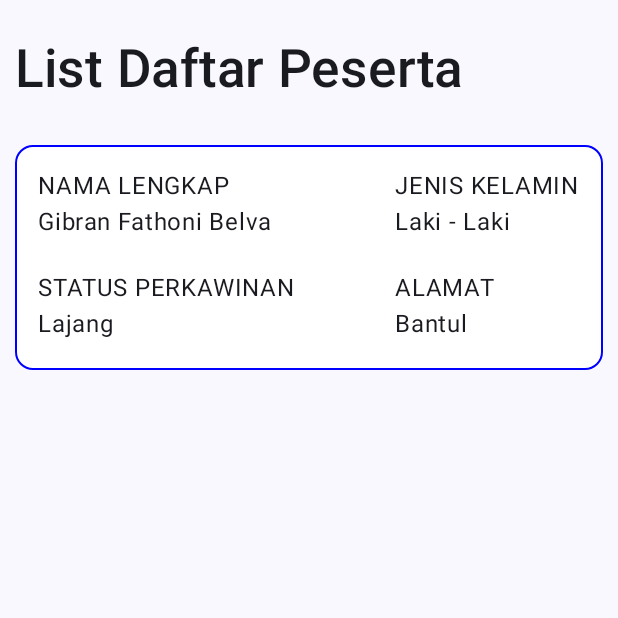
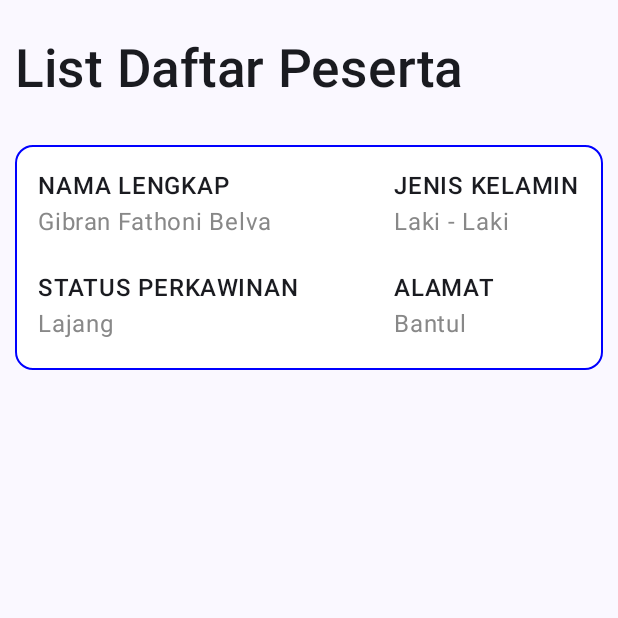
Before and after one commit to thekill022/QuestNavigasiTugas_174, an Android app built with Jetpack Compose: the screen it shows after launch (MainActivity), on a phone screen of 412 x 824 dp, the top half of it. Run offline under Robolectric (Android 15) with nearby library versions, the phone set to English and light mode, and no system bars.

Commit message:
sedikit revisi card untuk coloring font

```diff
--- a/app/src/main/java/com/example/myapplication/view/displaydata.kt
+++ b/app/src/main/java/com/example/myapplication/view/displaydata.kt
@@ -55,19 +55,19 @@ fun DisplayData(modifier : Modifier) {
                 horizontalArrangement = Arrangement.SpaceBetween
             ) {
                Column {
-                   Text(text = "NAMA LENGKAP")
-                   Text(text = "Gibran Fathoni Belva", modifier = Modifier.padding(bottom = 20.dp))
+                   Text(text = "NAMA LENGKAP", fontWeight = FontWeight.SemiBold)
+                   Text(text = "Gibran Fathoni Belva", modifier = Modifier.padding(bottom = 20.dp), color = Color.Gray)
 
-                   Text(text = "STATUS PERKAWINAN")
-                   Text(text = "Lajang")
+                   Text(text = "STATUS PERKAWINAN", fontWeight = FontWeight.SemiBold)
+                   Text(text = "Lajang", color = Color.Gray)
 
                }
                 Column {
-                    Text(text = "JENIS KELAMIN")
-                    Text(text = "Laki - Laki", modifier = Modifier.padding(bottom = 20.dp))
+                    Text(text = "JENIS KELAMIN", fontWeight = FontWeight.SemiBold)
+                    Text(text = "Laki - Laki", modifier = Modifier.padding(bottom = 20.dp), color = Color.Gray)
 
-                    Text(text = "ALAMAT")
-                    Text(text = "Bantul")
+                    Text(text = "ALAMAT", fontWeight = FontWeight.SemiBold)
+                    Text(text = "Bantul", color = Color.Gray)
 
                 }
             }
```
